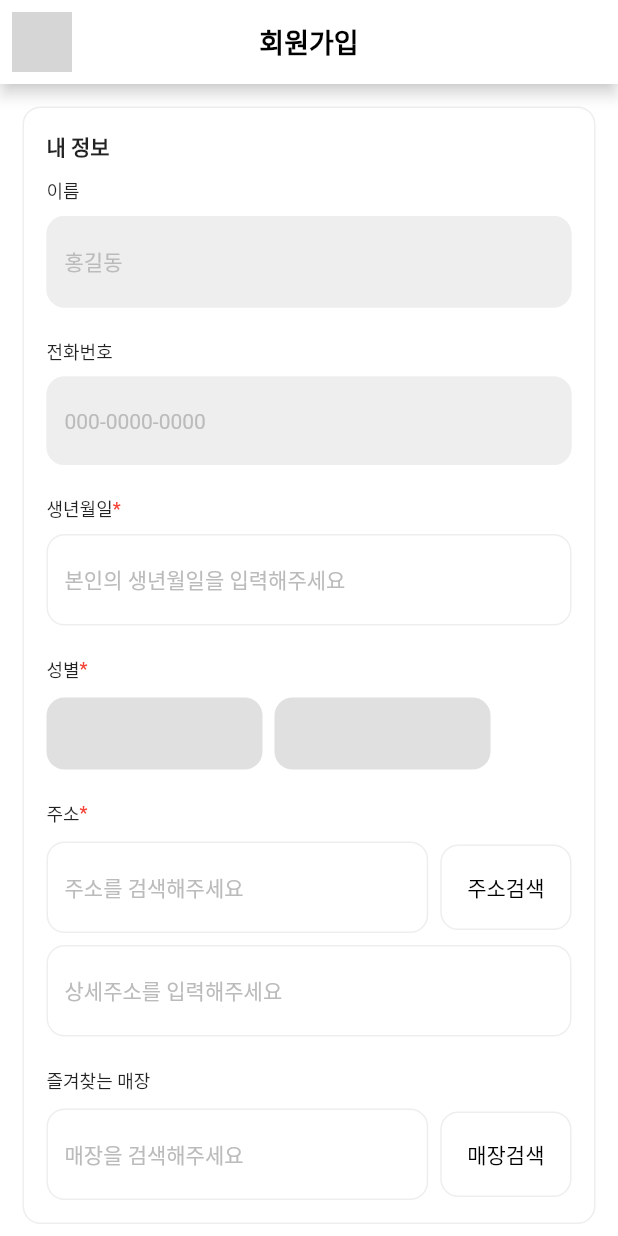
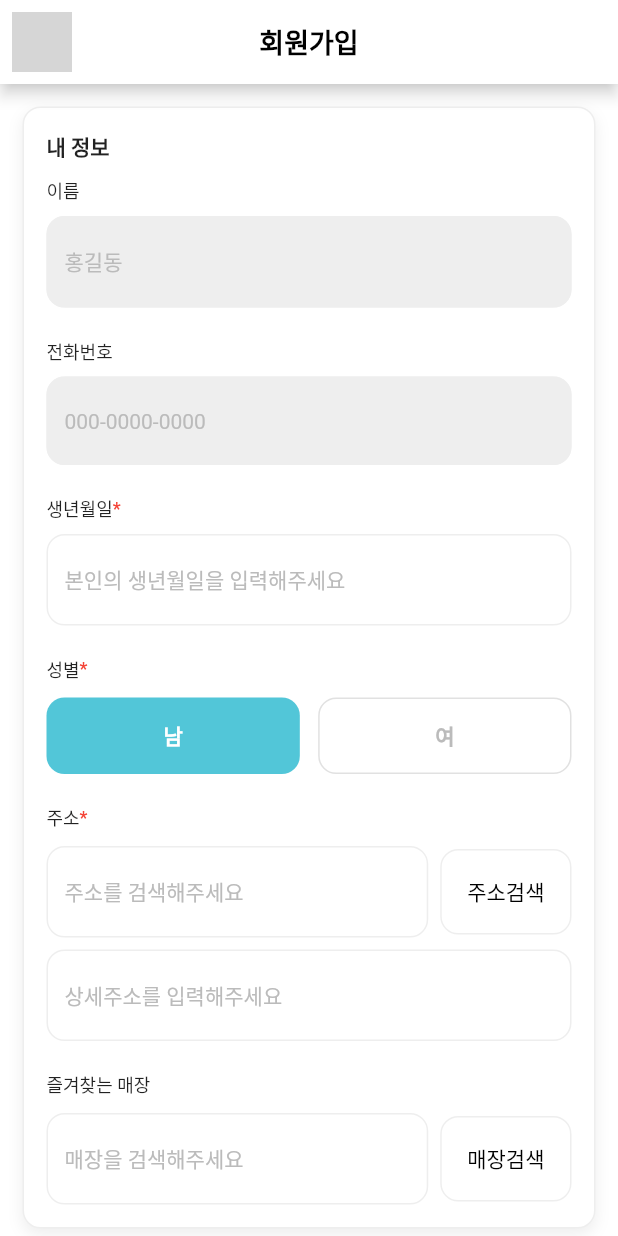
Before and after one commit to Eden0622/gemirawn_tutorial, a Flutter app: the Join screen opened directly, on a phone screen of 412 x 824 dp. Run offline on Flutter 3.47's test engine with Material 2 defaults, Android fonts, the phone set to English and light mode, and no system bars; our stand-ins replace easy_rich_text, flutter_native_splash, flutter_svg; missing offline and left inert: kpostal; Roboto replaces fonts that are missing (Pretendard); grey boxes are pictures that could not be loaded.

Commit message:
8/18 commit2

```diff
--- a/lib/main.dart
+++ b/lib/main.dart
@@ -38,10 +38,6 @@ class Loading extends StatelessWidget {
     return Scaffold(
       extendBodyBehindAppBar: true,
       backgroundColor: Color(0xff52C6D8),
-      appBar: AppBar(
-        backgroundColor: Colors.transparent,
-        elevation: 0,
-      ),
       body: Center(
         child: Padding(
           padding: const EdgeInsets.all(8.0),
--- /dev/null
+++ b/lib/onboarding/children_info.dart
@@ -0,0 +1,25 @@
+import 'package:flutter/material.dart';
+
+import 'package:flutter_svg/svg.dart';
+
+import 'join.dart';
+
+class ChildrenInfo extends StatefulWidget {
+  const ChildrenInfo({super.key});
+
+  @override
+  State<ChildrenInfo> createState() => _ChildrenInfoState();
+}
+
+class _ChildrenInfoState extends State<ChildrenInfo> {
+
+  final _items = <InFo>[];
+
+
+
+  @override
+  Widget build(BuildContext context) {
+
+
+  }
+}
--- a/lib/onboarding/find_address.dart
+++ /dev/null
@@ -1,49 +0,0 @@
-import 'package:flutter/material.dart';
-import 'package:daum_postcode_search/data_model.dart';
-import 'package:daum_postcode_search/daum_postcode_search.dart';
-import 'package:flutter_inappwebview/flutter_inappwebview.dart';
-import 'package:flutter_svg/svg.dart';
-
-import 'join.dart';
-
-class FindAddress extends StatefulWidget {
-  const FindAddress({super.key});
-
-  @override
-  State<FindAddress> createState() => _FindAddressState();
-}
-
-class _FindAddressState extends State<FindAddress> {
-
-  DataModel? _dataModel;
-
-  @override
-  Widget build(BuildContext context) {
-    return Scaffold(
-      appBar: AppBar(
-        title: const Text(
-          '우편번호 검색',
-          style: TextStyle(
-            fontSize: 18,
-            fontWeight: FontWeight.w700,
-            color: Colors.black,
-          ),
-        ),
-        centerTitle: true,
-        elevation: 1,
-        leading: IconButton(
-          icon: SvgPicture.asset('assets/icon/appbar_prev_icon.svg'),
-          color: Colors.black,
-          onPressed: () {
-            Navigator.push(context, MaterialPageRoute(builder: (context) => Join()));
-          },
-        ),
-      ),
-      body: Column(
-        children: [
-
-        ],
-      ),
-    );
-  }
-}
--- a/lib/onboarding/join.dart
+++ b/lib/onboarding/join.dart
@@ -1,19 +1,18 @@
 import 'dart:convert';
+//import 'dart:js_util';
 
 import 'package:flutter/material.dart';
 import 'package:flutter/services.dart';
 import 'package:flutter_svg/svg.dart';
 import 'package:gemirawn_tutorial/onboarding/character_search.dart';
-import 'package:gemirawn_tutorial/onboarding/find_address.dart';
+
+//import 'package:gemirawn_tutorial/onboarding/children_info.dart';
 import 'package:gemirawn_tutorial/onboarding/market_search.dart';
 import 'package:gemirawn_tutorial/onboarding/terms_of_service.dart';
 
-import 'package:daum_postcode_search/daum_postcode_search.dart';
-import 'package:flutter_inappwebview/flutter_inappwebview.dart';
-
 import 'package:http/http.dart' as http;
 import 'package:easy_rich_text/easy_rich_text.dart';
-
+import 'package:kpostal/kpostal.dart';
 
 class Join extends StatefulWidget {
   const Join({super.key});
@@ -76,7 +75,9 @@ class _JoinState extends State<Join> {
                   decoration: BoxDecoration(
                       border: Border.all(color: Color(0xffeeeeee)),
                       borderRadius: BorderRadius.circular(12),
-                ),
+                      color: Colors.white,
+                      boxShadow: [BoxShadow(blurRadius: 8, offset: Offset(0, 4), color: Color(0xffeeeeee))]),
+                  //width: ,
                   child: Padding(
                     padding: const EdgeInsets.all(15.0),
                     child: Form(
@@ -84,15 +85,16 @@ class _JoinState extends State<Join> {
                         child: Column(
                           children: [
                             Container(
+                              width: MediaQuery.of(context).size.width,
                               child: Column(
                                 crossAxisAlignment: CrossAxisAlignment.start,
                                 children: [
                                   Text('내 정보', style: TextStyle(fontSize: 14, fontWeight: FontWeight.w700)),
-                                SizedBox(
+                                  const SizedBox(
                                     height: 10,
                                   ),
                                   Text('이름', style: TextStyle(fontSize: 12, fontWeight: FontWeight.w500)),
-                                SizedBox(height: 8),
+                                  const SizedBox(height: 8),
                                   TextFormField(
                                     decoration: const InputDecoration(
                                         hintText: '홍길동',
@@ -105,14 +107,14 @@ class _JoinState extends State<Join> {
                                 ],
                               ),
                             ),
-                          SizedBox(height: 20),
+                            const SizedBox(height: 20),
                             //전화번호
                             Container(
                               child: Column(
                                 crossAxisAlignment: CrossAxisAlignment.start,
                                 children: [
                                   Text('전화번호', style: TextStyle(fontSize: 12, fontWeight: FontWeight.w500)),
-                                SizedBox(height: 8),
+                                  const SizedBox(height: 8),
                                   TextFormField(
                                     decoration: InputDecoration(
                                         hintText: '000-0000-0000',
@@ -125,7 +127,7 @@ class _JoinState extends State<Join> {
                                 ],
                               ),
                             ),
-                          SizedBox(height: 20),
+                            const SizedBox(height: 20),
                             //생년월일
                             Container(
                               child: Column(
@@ -140,7 +142,7 @@ class _JoinState extends State<Join> {
                                       Text('*', style: TextStyle(fontSize: 12, fontWeight: FontWeight.w500, color: Colors.red)),
                                     ],
                                   ),
-                                SizedBox(height: 8),
+                                  const SizedBox(height: 8),
                                   TextFormField(
                                       decoration: InputDecoration(
                                     hintText: '본인의 생년월일을 입력해주세요',
@@ -151,13 +153,13 @@ class _JoinState extends State<Join> {
                                 ],
                               ),
                             ),
-                          SizedBox(height: 20),
+                            const SizedBox(height: 20),
                             //성별
                             Container(
                               child: Column(
                                 crossAxisAlignment: CrossAxisAlignment.start,
                                 children: [
-                                Row(
+                                  const Row(
                                     children: [
                                       Text(
                                         '성별',
@@ -166,64 +168,42 @@ class _JoinState extends State<Join> {
                                       Text('*', style: TextStyle(fontSize: 12, fontWeight: FontWeight.w500, color: Colors.red)),
                                     ],
                                   ),
-                                SizedBox(
-                                  height: 10,
-                                ),
+                                  const SizedBox(height: 10),
                                   Row(
+                                    mainAxisAlignment: MainAxisAlignment.spaceBetween,
                                     children: [
-                                    InkWell(
-                                      splashColor: Color(0xff52C6D8),
-                                      onTap: () {
-                                        //selectedCategory = [];
-                                        //selectedCategory.add(a);
-                                        setState(() {});
-                                      },
-                                      child: Container(
-                                        width: 144,
-                                        height: 48,
-                                        padding: EdgeInsets.all(50),
-                                        decoration: BoxDecoration(
-                                          color: selectedCategory.contains(a) ? Color(0xff52C6D8) : Colors.grey[300],
-                                          borderRadius: BorderRadius.all(Radius.circular(12.0)),
-                                        ),
+                                      ElevatedButton(
+                                          style: ElevatedButton.styleFrom(
+                                              padding: EdgeInsets.only(left: 78, right: 78, top: 15, bottom: 15),
+                                              backgroundColor: Color(0xff52C6D8),
+                                              elevation: 0,
+                                              shape: RoundedRectangleBorder(
+                                                borderRadius: BorderRadius.circular(12),
+                                              )),
+                                          onPressed: () {},
                                           child: Text(
                                             '남',
-                                          style: TextStyle(
-                                            color: selectedCategory.contains(a) ? Colors.white : Color(0xffbbbbbb),
+                                            style: TextStyle(color: Colors.white, fontWeight: FontWeight.w700),
+                                          )),
+                                      //const SizedBox(width: 8),
+                                      ElevatedButton(
+                                          style: ElevatedButton.styleFrom(
+                                            padding: EdgeInsets.only(left: 78, right: 78, top: 15, bottom: 15),
+                                            backgroundColor: Colors.white,
+                                            elevation: 0,
+                                            shape: RoundedRectangleBorder(borderRadius: BorderRadius.circular(12), side: BorderSide(color: Color(0xffe1e1e1))),
                                           ),
-                                        ),
-                                      ),
-                                    ),
-                                    SizedBox(
-                                      width: 8,
-                                    ),
-                                    InkWell(
-                                      splashColor: Color(0xff52C6D8),
-                                      onTap: () {
-                                        selectedCategory = [];
-                                        selectedCategory.add(b);
-                                        setState(() {});
-                                      },
-                                      child: Container(
-                                        width: 144,
-                                        height: 48,
-                                        padding: EdgeInsets.all(50),
-                                        decoration: BoxDecoration(
-                                          color: selectedCategory.contains(a) ? Color(0xff52C6D8) : Colors.grey[300],
-                                          borderRadius: BorderRadius.all(Radius.circular(12.0)),
-                                        ),
-                                        child: Text('여',
-                                            style: TextStyle(
-                                              color: selectedCategory.contains(a) ? Colors.white : Color(0xffbbbbbb),
+                                          onPressed: () {},
+                                          child: Text(
+                                            '여',
+                                            style: TextStyle(color: Color(0xffbbbbbb), fontWeight: FontWeight.w700),
                                           )),
-                                      ),
-                                    )
                                     ],
                                   ),
                                 ],
                               ),
                             ),
-                          SizedBox(height: 20),
+                            const SizedBox(height: 20),
                             Container(
                               child: Column(
                                 crossAxisAlignment: CrossAxisAlignment.start,
@@ -252,17 +232,23 @@ class _JoinState extends State<Join> {
                                         ),
                                         controller: controller,
                                       )),
-                                    SizedBox(width: 8),
+                                      const SizedBox(width: 8),
                                       ElevatedButton(
-                                      onPressed: () {
-                                        HapticFeedback.mediumImpact();
-                                        Navigator.of(context).push(
-                                            MaterialPageRoute(builder: (context) => FindAddress()));
+                                        onPressed: () async {
+                                          await Navigator.push(
+                                              context,
+                                              MaterialPageRoute(
+                                                builder: (_) => KpostalView(
+                                                  callback: (Kpostal result) {
+                                                    print(result.address);
+                                                  },
+                                                ),
+                                              ));
                                         },
                                         style: ElevatedButton.styleFrom(
                                             backgroundColor: Colors.white,
                                             elevation: 0,
-                                          side: BorderSide(color: Color(0xffeeeeee)),
+                                            side: const BorderSide(color: Color(0xffeeeeee)),
                                             padding: EdgeInsets.all(18),
                                             shape: RoundedRectangleBorder(borderRadius: BorderRadius.circular(12))),
                                         child: Text(
@@ -272,7 +258,7 @@ class _JoinState extends State<Join> {
                                       )
                                     ],
                                   ),
-                                SizedBox(height: 8),
+                                  const SizedBox(height: 8),
                                   TextFormField(
                                       decoration: InputDecoration(
                                     hintText: '상세주소를 입력해주세요',
@@ -283,7 +269,7 @@ class _JoinState extends State<Join> {
                                 ],
                               ),
                             ),
-                          SizedBox(height: 20),
+                            const SizedBox(height: 20),
                             Container(
                               child: Column(
                                 crossAxisAlignment: CrossAxisAlignment.start,
@@ -304,7 +290,7 @@ class _JoinState extends State<Join> {
                                         ),
                                         controller: controller,
                                       )),
-                                    SizedBox(width: 8),
+                                      const SizedBox(width: 8),
                                       ElevatedButton(
                                           onPressed: () {
                                             Navigator.push(context, MaterialPageRoute(builder: (context) => MarketSearch()));
@@ -328,14 +314,13 @@ class _JoinState extends State<Join> {
                         )),
                   ),
                 ),
-              SizedBox(
-                height: 20,
-              ),
+                const SizedBox(height: 20),
                 Container(
                   decoration: BoxDecoration(
+                      color: Colors.white,
                       border: Border.all(color: Color(0xffeeeeee)),
                       borderRadius: BorderRadius.circular(12),
-                ),
+                      boxShadow: [BoxShadow(blurRadius: 8, offset: Offset(0, 4), color: Color(0xffeeeeee))]),
                   child: Padding(
                     padding: const EdgeInsets.all(15.0),
                     child: Form(
@@ -343,17 +328,25 @@ class _JoinState extends State<Join> {
                       child: Column(
                         children: [
                           Container(
+                            width: MediaQuery.of(context).size.width,
                             child: Column(
                               crossAxisAlignment: CrossAxisAlignment.start,
                               children: [
-                              Text('자녀 정보', style: TextStyle(fontSize: 14, fontWeight: FontWeight.w700)),
-                              SizedBox(
-                                height: 10,
+                                Row(
+                                  mainAxisAlignment: MainAxisAlignment.spaceBetween,
+                                  children: [
+                                    Text('자녀 정보1',
+                                        style: TextStyle(fontSize: 14, fontWeight: FontWeight.w700)),
+                                    IconButton(
+                                        icon: SvgPicture.asset('assets/icon/cancel_icon.svg'),
+                                      onPressed: (){},
+                                    )
+                                  ],
                                 ),
                               ],
                             ),
                           ),
-                        SizedBox(height: 20),
+                          const SizedBox(height: 8),
                           Container(
                             child: Column(
                               crossAxisAlignment: CrossAxisAlignment.start,
@@ -362,11 +355,42 @@ class _JoinState extends State<Join> {
                                 const SizedBox(
                                   height: 10,
                                 ),
+                                Row(
+                                  mainAxisAlignment: MainAxisAlignment.spaceBetween,
+                                  children: [
+                                    ElevatedButton(
+                                        style: ElevatedButton.styleFrom(
+                                            padding: EdgeInsets.only(left: 78, right: 78, top: 15, bottom: 15),
+                                            backgroundColor: Color(0xff52C6D8),
+                                            elevation: 0,
+                                            shape: RoundedRectangleBorder(
+                                              borderRadius: BorderRadius.circular(12),
+                                            )),
+                                        onPressed: () {},
+                                        child: Text(
+                                          '남',
+                                          style: TextStyle(color: Colors.white, fontWeight: FontWeight.w700),
+                                        )),
+                                    ElevatedButton(
+                                        style: ElevatedButton.styleFrom(
+                                          padding: EdgeInsets.only(left: 78, right: 78, top: 15, bottom: 15),
+                                          backgroundColor: Colors.white,
+                                          elevation: 0,
+                                          shape: RoundedRectangleBorder(borderRadius: BorderRadius.circular(12), side: BorderSide(color: Color(0xffe1e1e1))),
+                                        ),
+                                        onPressed: () {},
+                                        child: Text(
+                                          '여',
+                                          style: TextStyle(color: Color(0xffbbbbbb), fontWeight: FontWeight.w700),
+                                        )),
+                                  ],
+                                ),
                               ],
                             ),
                           ),
                           SizedBox(height: 20),
                           Container(
+                            width: MediaQuery.of(context).size.width,
                             child: Column(
                               crossAxisAlignment: CrossAxisAlignment.start,
                               children: [
@@ -374,7 +398,7 @@ class _JoinState extends State<Join> {
                                   '생년월일',
                                   style: TextStyle(fontSize: 12, fontWeight: FontWeight.w500),
                                 ),
-                              SizedBox(height: 8),
+                                const SizedBox(height: 8),
                                 TextFormField(
                                     decoration: InputDecoration(
                                   hintText: '자녀의 생년월일을 입력해주세요',
@@ -385,7 +409,7 @@ class _JoinState extends State<Join> {
                               ],
                             ),
                           ),
-                        SizedBox(height: 20),
+                          const SizedBox(height: 20),
                           Container(
                             child: Column(
                               crossAxisAlignment: CrossAxisAlignment.start,
@@ -406,7 +430,7 @@ class _JoinState extends State<Join> {
                                       ),
                                       controller: controller,
                                     )),
-                                  SizedBox(width: 8),
+                                    const SizedBox(width: 8),
                                     ElevatedButton(
                                         onPressed: () {
                                           Navigator.push(context, MaterialPageRoute(builder: (context) => CharacterSearch()));
@@ -426,12 +450,17 @@ class _JoinState extends State<Join> {
                               ],
                             ),
                           ),
-
+                          /*Expanded(
+                            child: ListView(
+                              children: _items.map((info) => _buildItemWidget(info)).toList(),
+                            ),
+                        )*/
                         ],
                       ),
                     ),
                   ),
                 ),
+                SizedBox(height: 10),
                 ElevatedButton(
                     style: ElevatedButton.styleFrom(elevation: 0, backgroundColor: Colors.white),
                     onPressed: () {},
@@ -441,28 +470,24 @@ class _JoinState extends State<Join> {
                         SvgPicture.asset('assets/icon/add_icon.svg'),
                         Text(
                           '자녀 정보 추가',
-                        style: TextStyle(color: Color(0xff52C6D8),
-                        fontSize: 12),
+                          style: TextStyle(color: Color(0xff52C6D8), fontSize: 12),
                         ),
                       ],
                     )),
-              SizedBox(height: 8,),
+                const SizedBox(height: 8),
                 ElevatedButton(
                   style: ElevatedButton.styleFrom(
                       backgroundColor: Color(0xff52C6D8),
                       elevation: 0,
                       shape: RoundedRectangleBorder(
-                    borderRadius: BorderRadius.circular(12),)
-                ),
-                  onPressed: (){},
+                        borderRadius: BorderRadius.circular(12),
+                      )),
+                  onPressed: () {},
                   child: Padding(
                     padding: const EdgeInsets.only(right: 140, left: 140, top: 16, bottom: 15),
                     child: Text(
                       '회원가입',
-                    style: TextStyle(
-                      fontSize: 14,
-                      fontWeight: FontWeight.w700
-                    ),
+                      style: TextStyle(fontSize: 14, fontWeight: FontWeight.w700),
                     ),
                   ),
                 ),
--- a/pubspec.yaml
+++ b/pubspec.yaml
@@ -39,8 +39,7 @@ dependencies:
   flutter_svg: ^2.0.7
   easy_rich_text: ^2.0.0
   http: ^1.1.0
-  daum_postcode_search: ^0.0.2
-  flutter_inappwebview: ^5.7.2+3
+  kpostal: ^0.5.1
 
 dev_dependencies:
   flutter_test:
```
Also changed, not shown: pubspec.lock. Lines whose indentation alone changed are shown as unchanged.
